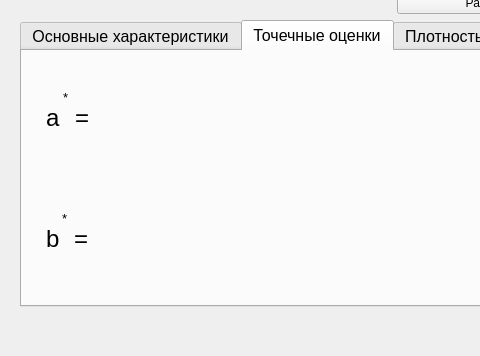
sauce-chili/TheoryOfProbabilityLabs, file ui/lab_6_task_2.ui: the form before one commit; both pictures show x 0 to 480 and y 261 to 617 of the 993 by 792 pixel window.
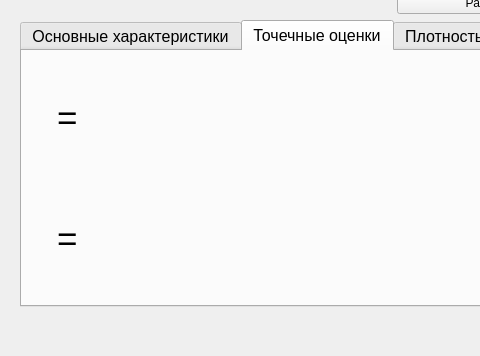
The form after the commit. Icons and pictures are not drawn.

Patch:
```diff
--- a/ui/lab_6_task_2.ui
+++ b/ui/lab_6_task_2.ui
@@ -674,54 +674,20 @@
                 <number>2</number>
                </property>
                <item>
-                <widget class="QLabel" name="label_42">
-                 <property name="font">
-                  <font>
-                   <pointsize>18</pointsize>
-                  </font>
-                 </property>
+                <layout class="QVBoxLayout" name="verticalLayout_85"/>
+               </item>
+               <item>
+                <widget class="QLabel" name="a_param">
                  <property name="text">
-                  <string>a</string>
+                  <string/>
                  </property>
                 </widget>
                </item>
                <item>
-                <layout class="QVBoxLayout" name="verticalLayout_85">
-                 <item>
-                  <widget class="QLabel" name="label_43">
-                   <property name="font">
-                    <font>
-                     <pointsize>10</pointsize>
-                    </font>
-                   </property>
-                   <property name="text">
-                    <string>*</string>
-                   </property>
-                  </widget>
-                 </item>
-                 <item>
-                  <spacer name="verticalSpacer_37">
-                   <property name="orientation">
-                    <enum>Qt::Vertical</enum>
-                   </property>
-                   <property name="sizeType">
-                    <enum>QSizePolicy::Maximum</enum>
-                   </property>
-                   <property name="sizeHint" stdset="0">
-                    <size>
-                     <width>10</width>
-                     <height>40</height>
-                    </size>
-                   </property>
-                  </spacer>
-                 </item>
-                </layout>
-               </item>
-               <item>
-                <widget class="QLabel" name="label_44">
+                <widget class="QLabel" name="label_12">
                  <property name="font">
                   <font>
-                   <pointsize>18</pointsize>
+                   <pointsize>26</pointsize>
                   </font>
                  </property>
                  <property name="text">
@@ -733,7 +699,7 @@
                 <widget class="QLabel" name="a_label">
                  <property name="font">
                   <font>
-                   <pointsize>18</pointsize>
+                   <pointsize>32</pointsize>
                   </font>
                  </property>
                  <property name="text">
@@ -762,54 +728,20 @@
                 <number>2</number>
                </property>
                <item>
-                <widget class="QLabel" name="label_45">
-                 <property name="font">
-                  <font>
-                   <pointsize>18</pointsize>
-                  </font>
-                 </property>
-                 <property name="text">
-                  <string>b</string>
-                 </property>
-                </widget>
+                <layout class="QVBoxLayout" name="verticalLayout_86"/>
                </item>
                <item>
-                <layout class="QVBoxLayout" name="verticalLayout_86">
-                 <item>
-                  <widget class="QLabel" name="label_46">
-                   <property name="font">
-                    <font>
-                     <pointsize>10</pointsize>
-                    </font>
-                   </property>
-                   <property name="text">
-                    <string>*</string>
-                   </property>
-                  </widget>
-                 </item>
-                 <item>
-                  <spacer name="verticalSpacer_46">
-                   <property name="orientation">
-                    <enum>Qt::Vertical</enum>
-                   </property>
-                   <property name="sizeType">
-                    <enum>QSizePolicy::Minimum</enum>
-                   </property>
-                   <property name="sizeHint" stdset="0">
-                    <size>
-                     <width>10</width>
-                     <height>40</height>
-                    </size>
-                   </property>
-                  </spacer>
-                 </item>
-                </layout>
+                <widget class="QLabel" name="b_param">
+                 <property name="text">
+                  <string/>
+                 </property>
+                </widget>
                </item>
                <item>
                 <widget class="QLabel" name="label_47">
                  <property name="font">
                   <font>
-                   <pointsize>18</pointsize>
+                   <pointsize>26</pointsize>
                   </font>
                  </property>
                  <property name="text">
@@ -821,7 +753,7 @@
                 <widget class="QLabel" name="b_label">
                  <property name="font">
                   <font>
-                   <pointsize>18</pointsize>
+                   <pointsize>32</pointsize>
                   </font>
                  </property>
                  <property name="text">
```
Left out of the diff: 10 changed lines with no effect on the pictures.
